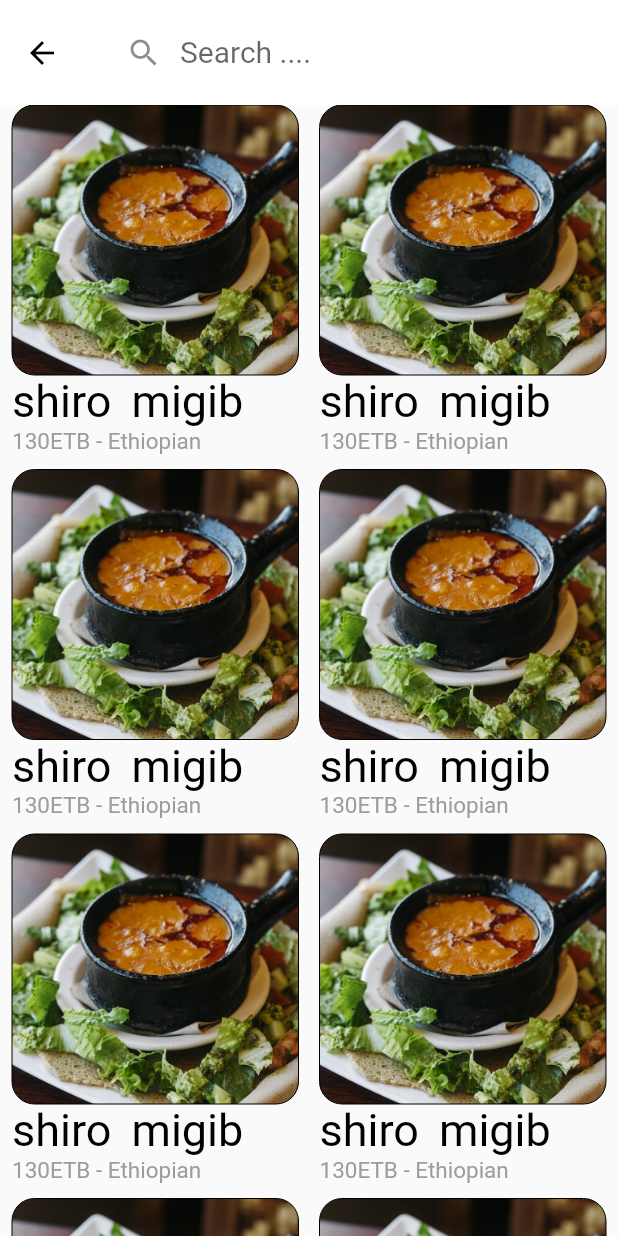
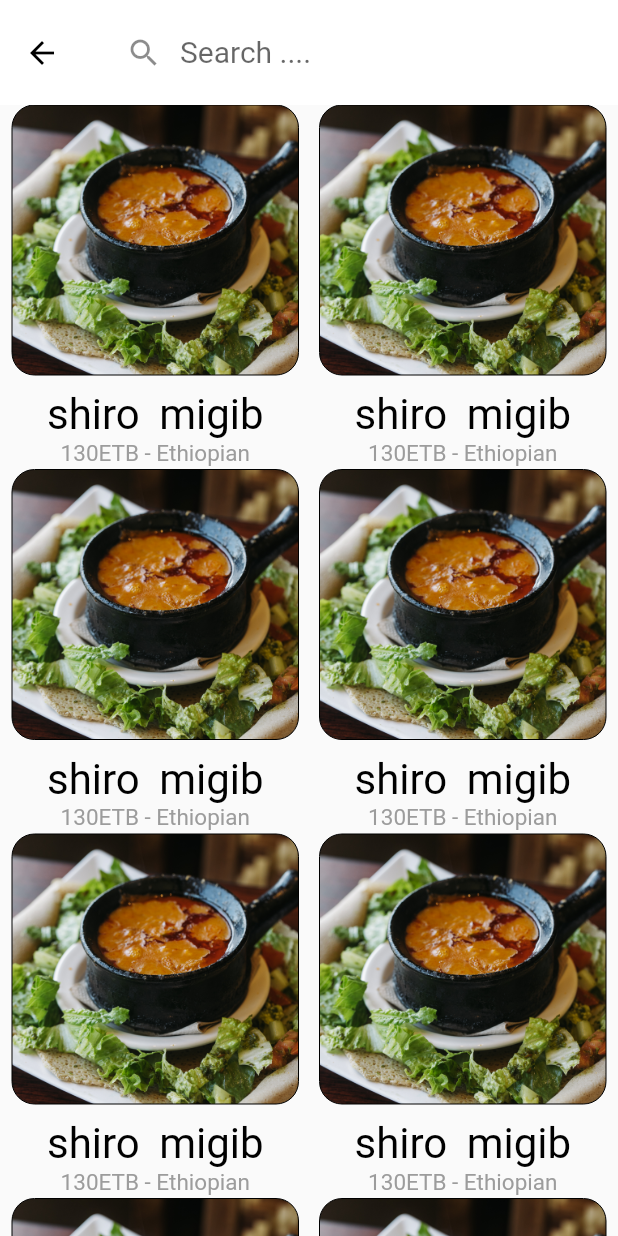
Before and after one commit to Zagwe/enebla_user_app, a Flutter app: the Search screen opened directly, on a phone screen of 412 x 824 dp. Run offline on Flutter 3.47's test engine with Material 2 defaults, Android fonts, the phone set to English and light mode, and no system bars.

Commit message:
search page initialized: search result

```diff
--- a/lib/search/search.dart
+++ b/lib/search/search.dart
@@ -96,22 +96,19 @@ class Search extends StatelessWidget {
                         ),
                       ),
                     ),
-                    SizedBox(
-                        height: 35,
-                        width: double.maxFinite,
+                    Padding(
+                        padding: EdgeInsets.fromLTRB(0, 10, 0, 0),
                         child: Text(
                             searchResult[1],
                             style: TextStyle(
-
-                              fontSize: 30,
+                              fontSize: 28,
                               color: Colors.black,
                               wordSpacing: 6,
                             )
                         )
                     ),
-                    SizedBox(
-                        // height: 50,
-                        width: double.maxFinite,
+                    Padding(
+                        padding: EdgeInsets.fromLTRB(0, 0, 0, 5),
                         child: Text(
                             searchResult[0],
                             style: TextStyle(
```
